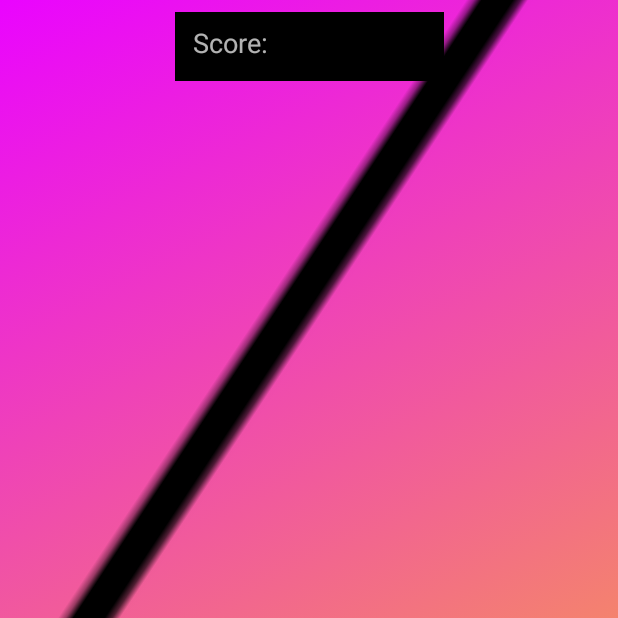
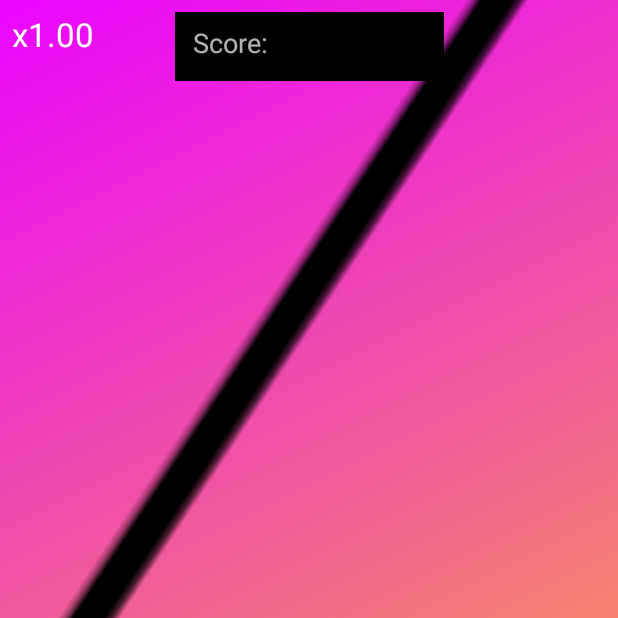
Before and after one commit to mitra1759/mindlessgame2, an Android app: the screen it shows after launch (MainActivity), after a tap on "BUTTON", on a phone screen of 412 x 824 dp, the top half of it. Run offline under Robolectric (Android 15) with nearby library versions, the phone set to English and light mode, and no system bars.

Commit message:
added multiplier

```diff
--- a/app/src/main/java/com/example/brenden/mindlessgame2/MainActivity.java
+++ b/app/src/main/java/com/example/brenden/mindlessgame2/MainActivity.java
@@ -19,6 +19,9 @@ import android.media.MediaPlayer;
 public class MainActivity extends AppCompatActivity {
     int points = 0;
     int speed = 1000;
+    double multiplier=1;
+    int swing=2;
+    int previousSwing;
     private final static int MAX_VOLUME = 100;
     ConstraintLayout myLayout;
     AnimationDrawable animationDrawable;
@@ -37,6 +40,7 @@ public class MainActivity extends AppCompatActivity {
         final ImageView pendulum = findViewById(R.id.imageView1);
         final ImageView clickView = findViewById(R.id.clickView);
         final TextView score = findViewById(R.id.textView);
+        final TextView multiplierView = findViewById(R.id.multiplier);
         final MediaPlayer ding = MediaPlayer.create(this, R.raw.ding);
         final MediaPlayer music = MediaPlayer.create(this, R.raw.background);
         music.setLooping(true);
@@ -57,11 +61,18 @@ public class MainActivity extends AppCompatActivity {
             public void onClick(View v) {
                 if (pendulum.getRotation() < 20 && pendulum.getRotation() > -20) {
                     ding.start();
-                    points += 100;
-                    points *= 1.3;
+                    if(swing-1==previousSwing){
+                        multiplier+=1.25;
+                    }
+                    else {
+                        multiplier=1;
+                    }
+                    previousSwing=swing;
+                    points += 100*(speed/1000)*multiplier;
                     points /= 10;
                     points *= 10;
                     score.setText("Score:" + points);
+                    multiplierView.setText("x"+multiplier);
                     speed *= 1.03;
                 } else {
                     speed = 1000;
@@ -74,6 +85,7 @@ public class MainActivity extends AppCompatActivity {
             public void onClick(View v) {
                 start.setVisibility(View.INVISIBLE);
                 pendulum.animate().rotation(pendulum.getRotation() + 100).setInterpolator(new AccelerateDecelerateInterpolator()).setDuration(1500000 / speed).start();
+                swing++;
                 new CountDownTimer(1800000 / speed, 600000 / speed) {
 
                     public void onTick(long millisUntilFinished) {
@@ -81,6 +93,7 @@ public class MainActivity extends AppCompatActivity {
 
                     public void onFinish() {
                         pendulum.animate().rotation(pendulum.getRotation() - 100).setInterpolator(new AccelerateDecelerateInterpolator()).setDuration(1500000 / speed).start();
+                        swing++;
                         new CountDownTimer(1800000 / speed, 600000 / speed) {
 
                             public void onTick(long millisUntilFinished) {
--- a/app/src/main/res/layout/activity_main.xml
+++ b/app/src/main/res/layout/activity_main.xml
@@ -92,6 +92,23 @@
         app:layout_constraintVertical_bias="1.0"
         app:srcCompat="@color/colorPrimary" />
 
+    <TextView
+        android:id="@+id/multiplier"
+        android:layout_width="wrap_content"
+        android:layout_height="wrap_content"
+        android:layout_marginBottom="8dp"
+        android:layout_marginEnd="8dp"
+        android:layout_marginStart="8dp"
+        android:layout_marginTop="8dp"
+        android:text="x1.00"
+        android:textAppearance="@android:style/TextAppearance.Material.Large.Inverse"
+        app:layout_constraintBottom_toBottomOf="parent"
+        app:layout_constraintEnd_toEndOf="parent"
+        app:layout_constraintHorizontal_bias="0.0"
+        app:layout_constraintStart_toStartOf="parent"
+        app:layout_constraintTop_toTopOf="parent"
+        app:layout_constraintVertical_bias="0.0" />
+
     <ImageView
         android:id="@+id/clickView"
         android:layout_width="398dp"
```
